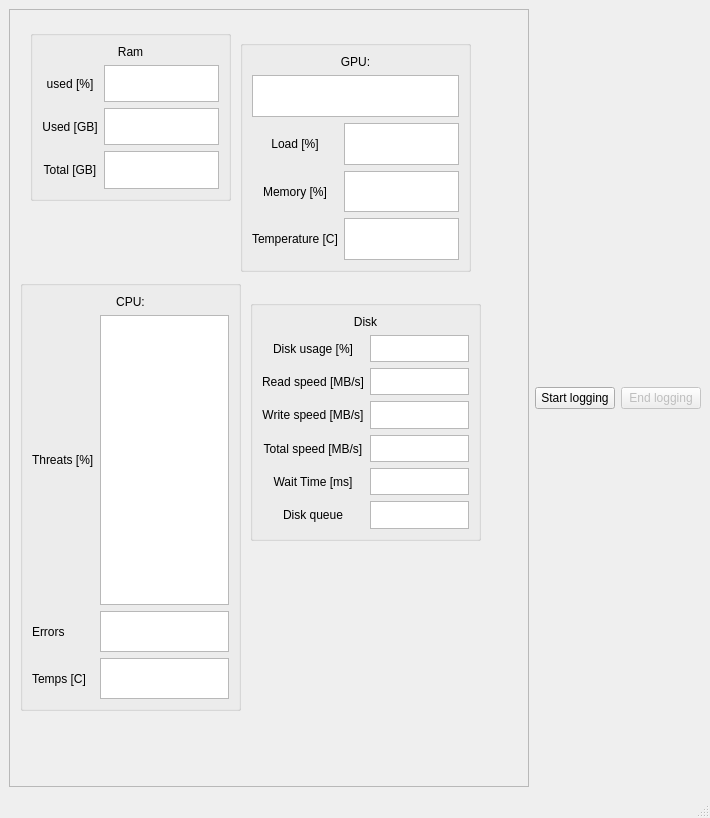
Janders8/resource-monitor, file gui.ui: the form before one commit.
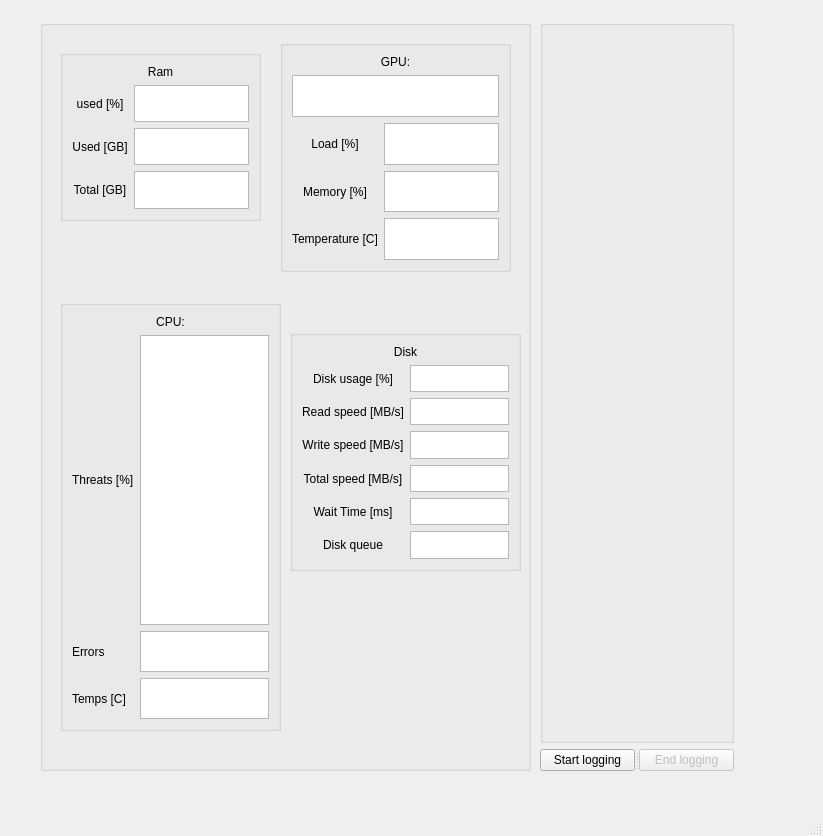
The form after the commit.

The edit to the form file:
```diff
--- a/gui.ui
+++ b/gui.ui
@@ -6,8 +6,8 @@
    <rect>
     <x>0</x>
     <y>0</y>
-    <width>710</width>
-    <height>818</height>
+    <width>823</width>
+    <height>836</height>
    </rect>
   </property>
   <property name="mouseTracking">
@@ -17,26 +17,29 @@
    <string>MainWindow</string>
   </property>
   <widget class="QWidget" name="centralwidget">
-   <layout class="QGridLayout" name="gridLayout_5">
-    <item row="0" column="0">
-     <widget class="QScrollArea" name="scrollArea">
-      <property name="widgetResizable">
-       <bool>true</bool>
-      </property>
-      <widget class="QWidget" name="scrollAreaWidgetContents">
+   <widget class="QGroupBox" name="groupBox_5">
        <property name="geometry">
         <rect>
-         <x>0</x>
-         <y>0</y>
-         <width>486</width>
-         <height>743</height>
-        </rect>
-       </property>
+      <x>40</x>
+      <y>20</y>
+      <width>491</width>
+      <height>751</height>
+     </rect>
+    </property>
+    <property name="minimumSize">
+     <size>
+      <width>450</width>
+      <height>450</height>
+     </size>
+    </property>
+    <property name="title">
+     <string/>
+    </property>
        <widget class="QGroupBox" name="groupBox">
         <property name="geometry">
          <rect>
           <x>20</x>
-          <y>20</y>
+       <y>30</y>
           <width>201</width>
           <height>171</height>
          </rect>
@@ -111,8 +114,8 @@
        <widget class="QGroupBox" name="groupBox_2">
         <property name="geometry">
          <rect>
-          <x>10</x>
-          <y>270</y>
+       <x>20</x>
+       <y>280</y>
           <width>221</width>
           <height>431</height>
          </rect>
@@ -214,11 +217,90 @@
          </item>
         </layout>
        </widget>
-       <widget class="QGroupBox" name="groupBox_3">
+    <widget class="QGroupBox" name="groupBox_4">
         <property name="geometry">
          <rect>
           <x>240</x>
-          <y>290</y>
+       <y>20</y>
+       <width>231</width>
+       <height>232</height>
+      </rect>
+     </property>
+     <property name="title">
+      <string/>
+     </property>
+     <layout class="QGridLayout" name="gridLayout_4">
+      <item row="2" column="1">
+       <widget class="QTextBrowser" name="textBrowserGpuLoad"/>
+      </item>
+      <item row="1" column="0" colspan="2">
+       <widget class="QTextBrowser" name="textBrowserGpuName"/>
+      </item>
+      <item row="3" column="0">
+       <widget class="QLabel" name="label_13">
+        <property name="autoFillBackground">
+         <bool>false</bool>
+        </property>
+        <property name="text">
+         <string>Memory [%]</string>
+        </property>
+        <property name="alignment">
+         <set>Qt::AlignCenter</set>
+        </property>
+       </widget>
+      </item>
+      <item row="2" column="0">
+       <widget class="QLabel" name="label_12">
+        <property name="autoFillBackground">
+         <bool>false</bool>
+        </property>
+        <property name="text">
+         <string>Load [%]</string>
+        </property>
+        <property name="alignment">
+         <set>Qt::AlignCenter</set>
+        </property>
+       </widget>
+      </item>
+      <item row="0" column="0" colspan="2">
+       <widget class="QLabel" name="label_11">
+        <property name="autoFillBackground">
+         <bool>false</bool>
+        </property>
+        <property name="text">
+         <string>GPU:</string>
+        </property>
+        <property name="alignment">
+         <set>Qt::AlignCenter</set>
+        </property>
+       </widget>
+      </item>
+      <item row="3" column="1">
+       <widget class="QTextBrowser" name="textBrowserGpuMemory"/>
+      </item>
+      <item row="4" column="0">
+       <widget class="QLabel" name="label_14">
+        <property name="autoFillBackground">
+         <bool>false</bool>
+        </property>
+        <property name="text">
+         <string>Temperature [C]</string>
+        </property>
+        <property name="alignment">
+         <set>Qt::AlignCenter</set>
+        </property>
+       </widget>
+      </item>
+      <item row="4" column="1">
+       <widget class="QTextBrowser" name="textBrowserGpuTemp"/>
+      </item>
+     </layout>
+    </widget>
+    <widget class="QGroupBox" name="groupBox_3">
+     <property name="geometry">
+      <rect>
+       <x>250</x>
+       <y>310</y>
           <width>231</width>
           <height>241</height>
          </rect>
@@ -338,96 +420,45 @@
          </item>
         </layout>
        </widget>
-       <widget class="QGroupBox" name="groupBox_4">
+   </widget>
+   <widget class="QWidget" name="">
         <property name="geometry">
          <rect>
-          <x>230</x>
-          <y>30</y>
-          <width>231</width>
-          <height>232</height>
-         </rect>
-        </property>
-        <property name="title">
-         <string/>
-        </property>
-        <layout class="QGridLayout" name="gridLayout_4">
-         <item row="2" column="1">
-          <widget class="QTextBrowser" name="textBrowserGpuLoad"/>
-         </item>
-         <item row="1" column="0" colspan="2">
-          <widget class="QTextBrowser" name="textBrowserGpuName"/>
-         </item>
-         <item row="3" column="0">
-          <widget class="QLabel" name="label_13">
-           <property name="autoFillBackground">
-            <bool>false</bool>
-           </property>
-           <property name="text">
-            <string>Memory [%]</string>
-           </property>
-           <property name="alignment">
-            <set>Qt::AlignCenter</set>
-           </property>
-          </widget>
-         </item>
-         <item row="2" column="0">
-          <widget class="QLabel" name="label_12">
-           <property name="autoFillBackground">
-            <bool>false</bool>
-           </property>
-           <property name="text">
-            <string>Load [%]</string>
-           </property>
-           <property name="alignment">
-            <set>Qt::AlignCenter</set>
-           </property>
-          </widget>
-         </item>
-         <item row="0" column="0" colspan="2">
-          <widget class="QLabel" name="label_11">
-           <property name="autoFillBackground">
-            <bool>false</bool>
-           </property>
-           <property name="text">
-            <string>GPU:</string>
-           </property>
-           <property name="alignment">
-            <set>Qt::AlignCenter</set>
-           </property>
-          </widget>
-         </item>
-         <item row="3" column="1">
-          <widget class="QTextBrowser" name="textBrowserGpuMemory"/>
-         </item>
-         <item row="4" column="0">
-          <widget class="QLabel" name="label_14">
-           <property name="autoFillBackground">
-            <bool>false</bool>
-           </property>
-           <property name="text">
-            <string>Temperature [C]</string>
-           </property>
-           <property name="alignment">
-            <set>Qt::AlignCenter</set>
-           </property>
-          </widget>
-         </item>
-         <item row="4" column="1">
-          <widget class="QTextBrowser" name="textBrowserGpuTemp"/>
-         </item>
-        </layout>
-       </widget>
-      </widget>
-     </widget>
-    </item>
-    <item row="0" column="1">
+      <x>540</x>
+      <y>20</y>
+      <width>194</width>
+      <height>751</height>
+     </rect>
+    </property>
+    <layout class="QGridLayout" name="gridLayout_5">
+     <item row="1" column="0">
+      <widget class="QSplitter" name="splitter">
+       <property name="sizePolicy">
+        <sizepolicy hsizetype="Expanding" vsizetype="Fixed">
+         <horstretch>0</horstretch>
+         <verstretch>0</verstretch>
+        </sizepolicy>
+       </property>
+       <property name="maximumSize">
+        <size>
+         <width>16777215</width>
+         <height>16777215</height>
+        </size>
+       </property>
+       <property name="orientation">
+        <enum>Qt::Horizontal</enum>
+       </property>
      <widget class="QPushButton" name="StartLogging">
+        <property name="sizePolicy">
+         <sizepolicy hsizetype="Minimum" vsizetype="Fixed">
+          <horstretch>0</horstretch>
+          <verstretch>0</verstretch>
+         </sizepolicy>
+        </property>
       <property name="text">
        <string>Start logging</string>
       </property>
      </widget>
-    </item>
-    <item row="0" column="2">
      <widget class="QPushButton" name="EndLogging">
       <property name="enabled">
        <bool>false</bool>
@@ -436,8 +467,17 @@
        <string>End logging</string>
       </property>
      </widget>
-    </item>
-   </layout>
+      </widget>
+     </item>
+     <item row="0" column="0">
+      <widget class="QGroupBox" name="groupBox_6">
+       <property name="title">
+        <string/>
+       </property>
+      </widget>
+     </item>
+    </layout>
+   </widget>
   </widget>
   <widget class="QMenuBar" name="menubar">
    <property name="geometry">
```
Left out of the diff: 2 changed lines with no effect on the pictures. Lines whose indentation alone changed are shown as unchanged.
